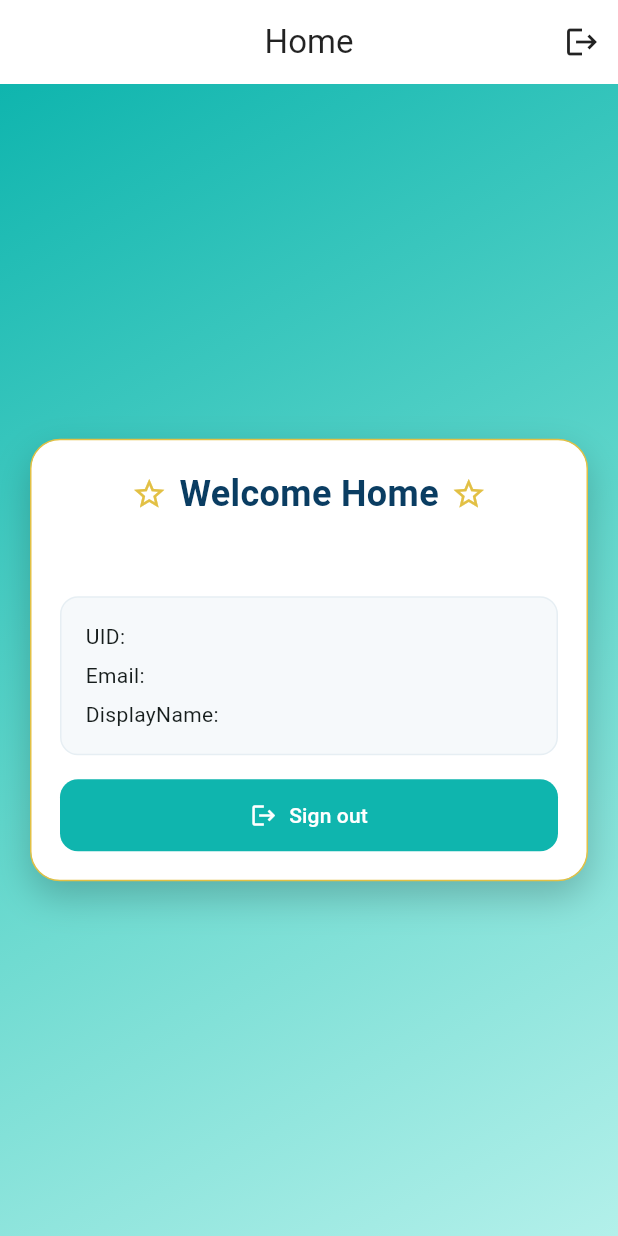
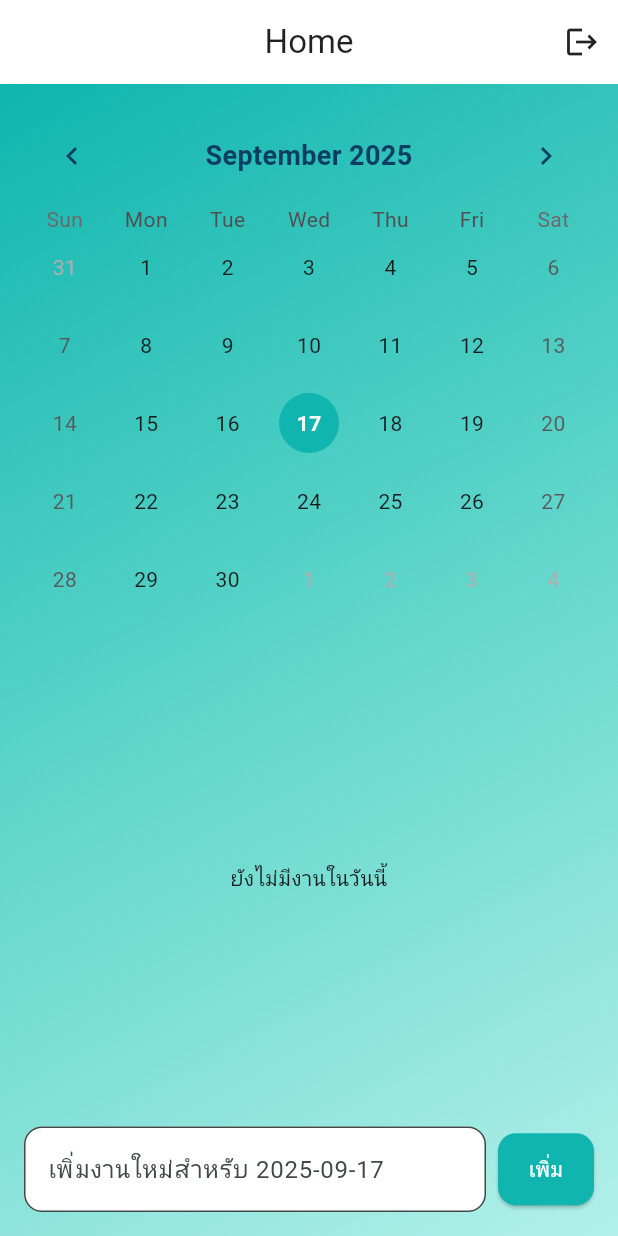
Before and after one commit to WebTech-CMRU-65/Application_65123812, a Flutter app: the screen it shows once a user with an empty profile is signed in, on a phone screen of 412 x 824 dp. Run offline on Flutter 3.47's test engine with Material 3 defaults, Android fonts, the phone set to English and light mode, and no system bars; drawn by our look-alikes of table_calendar; our stand-ins replace cloud_firestore, firebase_auth, firebase_core; accounts and stored records are empty; generated files the repository leaves out were written again.

Commit message:
todolist commit

```diff
--- a/lib/pages/home_page.dart
+++ b/lib/pages/home_page.dart
@@ -1,13 +1,44 @@
 import 'package:flutter/material.dart';
 import 'package:firebase_auth/firebase_auth.dart';
 import 'package:cloud_firestore/cloud_firestore.dart';
+import 'package:table_calendar/table_calendar.dart';
 
-class HomePage extends StatelessWidget {
+class HomePage extends StatefulWidget {
   const HomePage({super.key});
 
   @override
+  State<HomePage> createState() => _HomePageState();
+}
+
+class _HomePageState extends State<HomePage> {
+  final user = FirebaseAuth.instance.currentUser!;
+  DateTime focusedDay = DateTime.now();
+  DateTime selectedDay = DateTime.now();
+  final TextEditingController _taskController = TextEditingController();
+
+  // Firestore reference
+  CollectionReference get taskRef => FirebaseFirestore.instance
+      .collection("users")
+      .doc(user.uid)
+      .collection("tasks");
+
+  @override
   Widget build(BuildContext context) {
-    final user = FirebaseAuth.instance.currentUser!;
+    // normalize วัน
+    final startOfDay = DateTime(
+      selectedDay.year,
+      selectedDay.month,
+      selectedDay.day,
+    );
+    final endOfDay = DateTime(
+      selectedDay.year,
+      selectedDay.month,
+      selectedDay.day,
+      23,
+      59,
+      59,
+    );
+
     return Scaffold(
       appBar: AppBar(
         title: const Text('Home'),
@@ -30,103 +61,199 @@ class HomePage extends StatelessWidget {
         ),
         child: Center(
           child: Padding(
-            padding: const EdgeInsets.all(20),
+            padding: const EdgeInsets.all(16),
             child: ConstrainedBox(
               constraints: const BoxConstraints(maxWidth: 520),
-              child: DecoratedBox(
-                decoration: BoxDecoration(
+              child: Column(
+                children: [
+                  // 📅 Calendar
+                  TableCalendar(
+                    firstDay: DateTime.utc(2020, 1, 1),
+                    lastDay: DateTime.utc(2030, 12, 31),
+                    focusedDay: focusedDay,
+                    selectedDayPredicate: (day) => isSameDay(selectedDay, day),
+                    onDaySelected: (selected, focused) {
+                      setState(() {
+                        selectedDay = selected;
+                        focusedDay = focused;
+                      });
+                    },
+                    calendarStyle: const CalendarStyle(
+                      todayDecoration: BoxDecoration(
+                        color: Color(0xFF60D6CB),
+                        shape: BoxShape.circle,
+                      ),
+                      selectedDecoration: BoxDecoration(
+                        color: Color(0xFF0FB5AE),
+                        shape: BoxShape.circle,
+                      ),
+                      todayTextStyle: TextStyle(
                         color: Colors.white,
-                  borderRadius: BorderRadius.circular(20),
-                  boxShadow: const [
-                    BoxShadow(
-                      color: Color(0x33000000),
-                      blurRadius: 20,
-                      offset: Offset(0, 10),
+                        fontWeight: FontWeight.bold,
                       ),
-                  ],
-                  border: Border.all(color: const Color(0xFFE2C044), width: 1),
+                      selectedTextStyle: TextStyle(
+                        color: Colors.white,
+                        fontWeight: FontWeight.bold,
                       ),
-                child: Padding(
-                  padding: const EdgeInsets.all(20),
-                  child: StreamBuilder<DocumentSnapshot<Map<String, dynamic>>>(
-                    stream: FirebaseFirestore.instance
-                        .collection('users')
-                        .doc(user.uid)
-                        .snapshots(),
-                    builder: (context, snapshot) {
-                      if (snapshot.connectionState == ConnectionState.waiting) {
-                        return const Center(child: CircularProgressIndicator());
-                      }
-                      final data = snapshot.data?.data();
-                      final displayName =
-                          user.displayName ?? data?['displayName'] ?? '-';
-                      return Column(
-                        mainAxisSize: MainAxisSize.min,
-                        crossAxisAlignment: CrossAxisAlignment.stretch,
-                        children: [
-                          Row(
-                            mainAxisAlignment: MainAxisAlignment.center,
-                            children: const [
-                              Icon(Icons.star_border, color: Color(0xFFE2C044)),
-                              SizedBox(width: 8),
-                              Text(
-                                'Welcome Home',
-                                style: TextStyle(
-                                  fontSize: 24,
-                                  fontWeight: FontWeight.w700,
+                    ),
+                    headerStyle: const HeaderStyle(
+                      formatButtonVisible: false,
+                      titleCentered: true,
+                      titleTextStyle: TextStyle(
+                        fontSize: 18,
+                        fontWeight: FontWeight.w600,
+                        color: Color(0xFF0A3D62),
+                      ),
+                      leftChevronIcon: Icon(
+                        Icons.chevron_left,
+                        color: Color(0xFF0A3D62),
+                      ),
+                      rightChevronIcon: Icon(
+                        Icons.chevron_right,
                         color: Color(0xFF0A3D62),
                       ),
                     ),
-                              SizedBox(width: 8),
-                              Icon(Icons.star_border, color: Color(0xFFE2C044)),
-                            ],
                   ),
-                          const SizedBox(height: 8),
-                          Center(
-                            child: Text(
-                              displayName == '-'
-                                  ? (user.email ?? '-')
-                                  : displayName,
-                              style: const TextStyle(
+                  const SizedBox(height: 16),
+
+                  // ✅ ToDo List
+                  Expanded(
+                    child: StreamBuilder<QuerySnapshot>(
+                      stream: taskRef
+                          .where(
+                            "date",
+                            isGreaterThanOrEqualTo: Timestamp.fromDate(
+                              startOfDay,
+                            ),
+                          )
+                          .where(
+                            "date",
+                            isLessThanOrEqualTo: Timestamp.fromDate(endOfDay),
+                          )
+                          .orderBy("date")
+                          .snapshots(),
+                      builder: (context, snapshot) {
+                        if (snapshot.connectionState ==
+                            ConnectionState.waiting) {
+                          return const Center(
+                            child: CircularProgressIndicator(),
+                          );
+                        }
+
+                        if (snapshot.hasError) {
+                          return Center(
+                            child: Text("เกิดข้อผิดพลาด: ${snapshot.error}"),
+                          );
+                        }
+
+                        final docs = snapshot.data?.docs ?? [];
+                        if (docs.isEmpty) {
+                          return const Center(
+                            child: Text("ยังไม่มีงานในวันนี้"),
+                          );
+                        }
+
+                        return ListView.separated(
+                          itemCount: docs.length,
+                          separatorBuilder: (_, __) =>
+                              const Divider(height: 1, color: Colors.grey),
+                          itemBuilder: (context, index) {
+                            final doc = docs[index];
+                            final data = doc.data() as Map<String, dynamic>;
+                            final done = data["done"] ?? false;
+
+                            return Card(
+                              shape: RoundedRectangleBorder(
+                                borderRadius: BorderRadius.circular(12),
+                              ),
+                              elevation: 2,
+                              margin: const EdgeInsets.symmetric(
+                                vertical: 4,
+                                horizontal: 4,
+                              ),
+                              child: ListTile(
+                                leading: Checkbox(
+                                  value: done,
+                                  onChanged: (value) {
+                                    doc.reference.update({"done": value});
+                                  },
+                                ),
+                                title: Text(
+                                  data["task"] ?? "-",
+                                  style: TextStyle(
                                     fontSize: 16,
-                                color: Color(0xFF406882),
+                                    decoration: done
+                                        ? TextDecoration.lineThrough
+                                        : null,
+                                    color: done ? Colors.grey : Colors.black,
                                   ),
                                 ),
+                                trailing: IconButton(
+                                  icon: const Icon(
+                                    Icons.delete,
+                                    color: Colors.red,
                                   ),
-                          const SizedBox(height: 20),
-                          Container(
-                            padding: const EdgeInsets.all(16),
-                            decoration: BoxDecoration(
-                              color: const Color(0xFFF6F9FB),
-                              borderRadius: BorderRadius.circular(12),
-                              border: Border.all(
-                                color: const Color(0xFFE6EEF3),
+                                  onPressed: () => doc.reference.delete(),
                                 ),
                               ),
-                            child: Column(
-                              crossAxisAlignment: CrossAxisAlignment.start,
-                              children: [
-                                Text('UID: ${user.uid}'),
-                                const SizedBox(height: 6),
-                                Text('Email: ${user.email ?? '-'}'),
-                                const SizedBox(height: 6),
-                                Text('DisplayName: $displayName'),
-                              ],
-                            ),
-                          ),
-                          const SizedBox(height: 16),
-                          FilledButton.icon(
-                            onPressed: () async {
-                              await FirebaseAuth.instance.signOut();
+                            );
                           },
-                            icon: const Icon(Icons.logout),
-                            label: const Text('Sign out'),
-                          ),
-                        ],
                         );
                       },
                     ),
                   ),
+
+                  // ➕ Add Task
+                  Padding(
+                    padding: const EdgeInsets.only(top: 8),
+                    child: Row(
+                      children: [
+                        Expanded(
+                          child: TextField(
+                            controller: _taskController,
+                            decoration: InputDecoration(
+                              hintText:
+                                  "เพิ่มงานใหม่สำหรับ ${selectedDay.toLocal().toString().split(' ')[0]}",
+                              filled: true,
+                              fillColor: Colors.white,
+                              border: OutlineInputBorder(
+                                borderRadius: BorderRadius.circular(12),
+                              ),
+                            ),
+                          ),
+                        ),
+                        const SizedBox(width: 8),
+                        ElevatedButton(
+                          style: ElevatedButton.styleFrom(
+                            shape: RoundedRectangleBorder(
+                              borderRadius: BorderRadius.circular(12),
+                            ),
+                            padding: const EdgeInsets.symmetric(
+                              horizontal: 16,
+                              vertical: 14,
+                            ),
+                            backgroundColor: const Color(0xFF0FB5AE),
+                          ),
+                          onPressed: () async {
+                            if (_taskController.text.isNotEmpty) {
+                              await taskRef.add({
+                                "task": _taskController.text,
+                                "createdAt": FieldValue.serverTimestamp(),
+                                "date": Timestamp.fromDate(startOfDay),
+                                "done": false,
+                              });
+                              _taskController.clear();
+                            }
+                          },
+                          child: const Text(
+                            "เพิ่ม",
+                            style: TextStyle(color: Colors.white),
+                          ),
+                        ),
+                      ],
+                    ),
+                  ),
+                ],
               ),
             ),
           ),
--- a/pubspec.yaml
+++ b/pubspec.yaml
@@ -37,6 +37,9 @@ dependencies:
   firebase_core: 3.15.2
   firebase_auth: ^5.3.1
   cloud_firestore: ^5.4.4
+
+  # Table Calendar
+  table_calendar: ^3.2.0
 
 dev_dependencies:
   flutter_test:
```
Also changed, not shown: firebase.json, pubspec.lock. Lines whose indentation alone changed are shown as unchanged.
